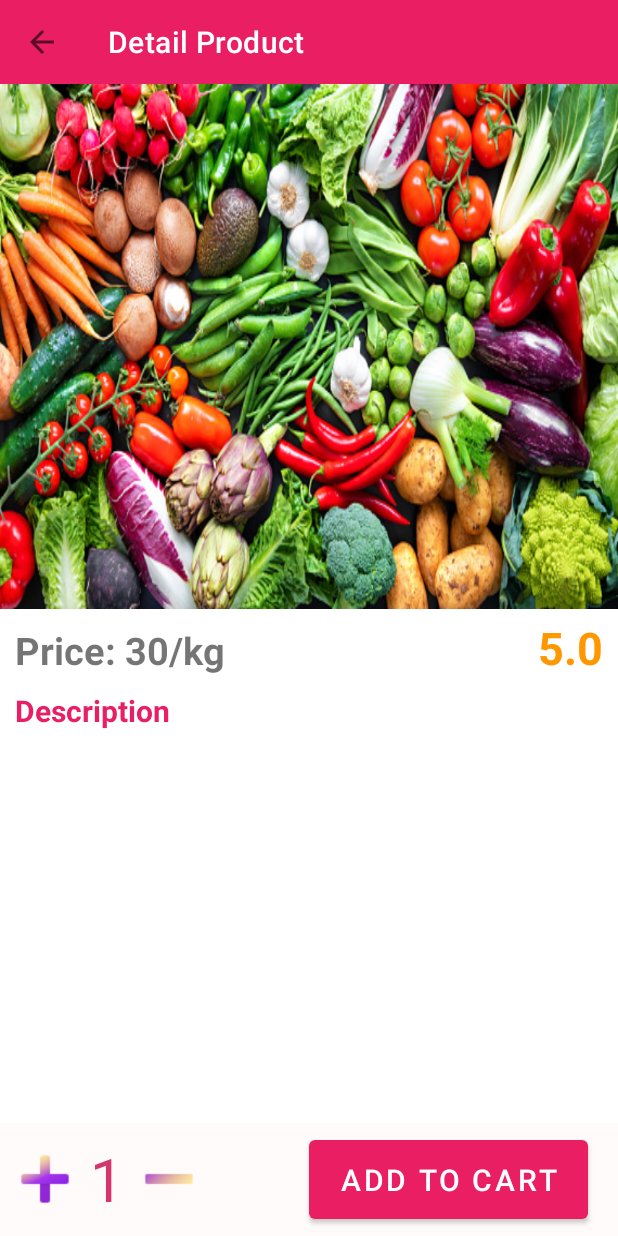
After one commit to SajibMamun/Grocery-Plus, an Android app: the DetailActivity screen opened directly, with no data from a screen before it, on a phone screen of 412 x 824 dp. The commit adds this screen. Run offline under Robolectric (Android 15) with nearby library versions, the phone set to English and light mode, and no system bars; our stand-ins replace Firebase (no records; nobody signed in at launch, a user with empty details on screens opened directly).

Commit message:
cart list and current time and date added to databse

```diff
--- a/app/build.gradle
+++ b/app/build.gradle
@@ -54,4 +54,6 @@ dependencies {
 
     implementation 'com.github.bumptech.glide:glide:4.14.2'
     annotationProcessor 'com.github.bumptech.glide:compiler:4.14.2'
+
+    implementation 'com.android.support:multidex:1.0.3'
 }
--- /dev/null
+++ b/app/src/main/java/com/example/groceryplus/DetailActivity.java
@@ -0,0 +1,141 @@
+package com.example.groceryplus;
+
+import androidx.annotation.NonNull;
+import androidx.appcompat.app.AppCompatActivity;
+import androidx.appcompat.widget.Toolbar;
+
+import android.os.Bundle;
+import android.view.View;
+import android.widget.Button;
+import android.widget.ImageView;
+import android.widget.TextView;
+import android.widget.Toast;
+
+import com.bumptech.glide.Glide;
+import com.example.groceryplus.Models.ViewAllModel;
+import com.google.android.gms.tasks.OnCompleteListener;
+import com.google.android.gms.tasks.Task;
+import com.google.firebase.auth.FirebaseAuth;
+import com.google.firebase.firestore.DocumentReference;
+import com.google.firebase.firestore.FirebaseFirestore;
+
+import java.text.SimpleDateFormat;
+import java.util.Calendar;
+import java.util.HashMap;
+
+public class DetailActivity extends AppCompatActivity {
+    ImageView detailImg, addItem, removeItem;
+    TextView price, rating, description, quantity;
+    Toolbar mtoolbar;
+    int totalQuantity = 1;
+    Button addtocartbtn;
+    int totalprice = 0;
+    FirebaseFirestore firestore;
+    FirebaseAuth auth;
+
+
+    ViewAllModel viewAllModel = null;
+
+    @Override
+    protected void onCreate(Bundle savedInstanceState) {
+        super.onCreate(savedInstanceState);
+        setContentView(R.layout.activity_detail);
+
+        mtoolbar = findViewById(R.id.toolbarid);
+        setSupportActionBar(mtoolbar);
+        getSupportActionBar().setDisplayHomeAsUpEnabled(true);
+
+
+        firestore=FirebaseFirestore.getInstance();
+        auth=FirebaseAuth.getInstance();
+
+
+
+
+        final Object object = getIntent().getSerializableExtra("detail");
+        if (object instanceof ViewAllModel) {
+            viewAllModel = (ViewAllModel) object;
+
+        }
+
+        description = findViewById(R.id.detail_descripid);
+        price = findViewById(R.id.detail_priceid);
+        rating = findViewById(R.id.detailed_ratingid);
+        detailImg = findViewById(R.id.detailed_img);
+        addItem = findViewById(R.id.add_productbtnid);
+        removeItem = findViewById(R.id.remove_productbtnid);
+        quantity = findViewById(R.id.quantitytvid);
+        addtocartbtn = findViewById(R.id.add_to_cartbtn);
+
+
+        if (viewAllModel != null) {
+            Glide.with(getApplicationContext()).load(viewAllModel.getImg_url()).into(detailImg);
+            price.setText("Price: " + viewAllModel.getPrice() + "৳");
+
+            totalprice = viewAllModel.getPrice() * totalQuantity;
+            rating.setText(viewAllModel.getRating());
+            description.setText(viewAllModel.getDescription());
+        }
+
+
+        addtocartbtn.setOnClickListener(new View.OnClickListener() {
+            @Override
+            public void onClick(View v) {
+                addtocart();
+            }
+        });
+
+
+        addItem.setOnClickListener(new View.OnClickListener() {
+            @Override
+            public void onClick(View v) {
+                if (totalQuantity < 10) {
+                    totalQuantity++;
+                    quantity.setText(String.valueOf(totalQuantity));
+                    totalprice = viewAllModel.getPrice() * totalQuantity;
+                }
+
+            }
+        });
+        removeItem.setOnClickListener(new View.OnClickListener() {
+            @Override
+            public void onClick(View v) {
+                if (totalQuantity > 1) {
+                    totalQuantity--;
+                    quantity.setText(String.valueOf(totalQuantity));
+                    totalprice = viewAllModel.getPrice() * totalQuantity;
+                }
+            }
+        });
+
+
+    }
+
+    private void addtocart() {
+        String saveCurrentTime, saveCurrentDate;
+        Calendar calForDate = Calendar.getInstance();
+
+        SimpleDateFormat currentDate = new SimpleDateFormat("MM dd, yyyy");
+        saveCurrentDate = currentDate.format(calForDate.getTime());
+
+        SimpleDateFormat currentTime = new SimpleDateFormat("HH:mm:ss a");
+        saveCurrentTime = currentTime.format(calForDate.getTime());
+
+        final HashMap<String ,Object> carMap=new HashMap<>();
+        carMap.put("productName",viewAllModel.getName());
+        carMap.put("productPrice",price.getText().toString());
+        carMap.put("currentDate",saveCurrentDate);
+        carMap.put("currentTime",saveCurrentTime);
+        carMap.put("totalQuantity",quantity.getText().toString());
+        carMap.put("totalprice",totalprice);
+        firestore.collection("AddToCart").document(auth.getCurrentUser().getUid())
+                .collection("CurrentUser").add(carMap).addOnCompleteListener(new OnCompleteListener<DocumentReference>() {
+                    @Override
+                    public void onComplete(@NonNull Task<DocumentReference> task) {
+                        Toast.makeText(getApplicationContext(),"Added to cart",Toast.LENGTH_SHORT).show();
+                        finish();
+                    }
+                });
+
+    }
+}
--- a/app/src/main/java/com/example/groceryplus/Models/ViewAllModel.java
+++ b/app/src/main/java/com/example/groceryplus/Models/ViewAllModel.java
@@ -1,6 +1,8 @@
 package com.example.groceryplus.Models;
 
-public class ViewAllModel {
+import java.io.Serializable;
+
+public class ViewAllModel implements Serializable {
 
     String name;
     String description;
--- /dev/null
+++ b/app/src/main/res/layout/activity_detail.xml
@@ -0,0 +1,138 @@
+<?xml version="1.0" encoding="utf-8"?>
+<RelativeLayout xmlns:android="http://schemas.android.com/apk/res/android"
+    xmlns:app="http://schemas.android.com/apk/res-auto"
+    xmlns:tools="http://schemas.android.com/tools"
+    android:layout_width="match_parent"
+    android:layout_height="match_parent"
+    tools:context=".DetailActivity">
+    <androidx.appcompat.widget.Toolbar
+        android:id="@+id/toolbarid"
+        android:layout_width="match_parent"
+        android:layout_height="wrap_content"
+        android:background="#E91E63"
+        app:subtitleTextColor="#FFF"
+        app:title="Detail Product"
+        app:titleTextColor="#FFF"
+
+        />
+
+    <ImageView
+        android:id="@+id/detailed_img"
+        android:layout_width="match_parent"
+        android:layout_height="350dp"
+        android:layout_below="@id/toolbarid"
+        android:scaleType="fitXY"
+        android:src="@drawable/vegetable" />
+
+    <LinearLayout
+        android:id="@+id/layout1"
+        android:layout_width="match_parent"
+        android:layout_height="wrap_content"
+        android:layout_below="@id/detailed_img"
+        android:layout_marginTop="5dp"
+        android:weightSum="2">
+
+        <TextView
+            android:id="@+id/detail_priceid"
+            android:layout_width="wrap_content"
+            android:layout_height="wrap_content"
+            android:layout_marginLeft="10dp"
+            android:text="Price: 30/kg"
+            android:textSize="25sp"
+            android:textStyle="bold" />
+
+        <TextView
+            android:id="@+id/detailed_ratingid"
+            android:layout_width="match_parent"
+            android:layout_height="wrap_content"
+            android:layout_marginRight="10dp"
+            android:text="5.0"
+            android:textAlignment="textEnd"
+            android:textColor="#FF9800"
+            android:textSize="30sp"
+            android:textStyle="bold" />
+    </LinearLayout>
+
+    <TextView
+        android:id="@+id/descrip"
+        android:layout_width="match_parent"
+        android:layout_height="wrap_content"
+        android:layout_below="@id/layout1"
+        android:layout_marginLeft="10dp"
+        android:layout_marginTop="8dp"
+        android:text="Description"
+        android:textColor="#E91E63"
+        android:textSize="20sp"
+        android:textStyle="bold" />
+
+    <TextView
+        android:id="@+id/detail_descripid"
+        android:layout_width="match_parent"
+        android:layout_height="wrap_content"
+        android:layout_below="@id/descrip"
+        android:textSize="15sp"
+        android:layout_marginLeft="15dp"
+        android:layout_marginRight="15dp"/>
+
+
+    <LinearLayout
+        android:layout_width="match_parent"
+        android:layout_height="75dp"
+        android:layout_alignParentBottom="true"
+        android:weightSum="2"
+        android:background="#FFFBFB"
+        >
+        <LinearLayout
+            android:layout_width="0dp"
+            android:layout_height="match_parent"
+            android:layout_weight="1"
+            android:orientation="horizontal">
+            <ImageView
+                android:layout_width="40dp"
+                android:layout_height="40dp"
+                android:src="@drawable/add"
+                android:layout_gravity="center"
+                android:layout_marginLeft="10dp"
+                android:id="@+id/add_productbtnid"/>
+            <TextView
+                android:layout_width="wrap_content"
+                android:layout_height="wrap_content"
+                android:text="1"
+                android:textSize="40sp"
+                android:gravity="center"
+                android:textAlignment="center"
+                android:textColor="#D5366C"
+                android:id="@+id/quantitytvid"
+                android:layout_margin="10dp"
+                />
+            <ImageView
+                android:layout_width="40dp"
+                android:layout_height="40dp"
+                android:src="@drawable/remove"
+                android:layout_gravity="center"
+                android:id="@+id/remove_productbtnid"/>
+
+
+
+        </LinearLayout>
+
+        <Button
+            android:id="@+id/add_to_cartbtn"
+            android:layout_width="0dp"
+            android:layout_weight="1"
+            android:layout_height="match_parent"
+            android:text="add to cart"
+            android:layout_marginLeft="20dp"
+            android:layout_marginRight="20dp"
+            android:textSize="20sp"
+            android:layout_marginTop="5dp"
+            android:layout_marginBottom="5dp"
+            android:onClick="addcartbtnclicked"
+            />
+
+
+
+    </LinearLayout>
+
+
+</RelativeLayout>
--- a/app/src/main/res/layout/activity_home.xml
+++ b/app/src/main/res/layout/activity_home.xml
@@ -9,7 +9,7 @@
     <com.denzcoskun.imageslider.ImageSlider
         android:id="@+id/image_slider"
         android:layout_width="match_parent"
-        android:layout_height="220dp"
+        android:layout_height="300dp"
         app:iss_auto_cycle="true"
         app:iss_period="1000"
         app:iss_placeholder="@drawable/ic_launcher_foreground"
```
Also changed, not shown: app/src/main/AndroidManifest.xml (+7 -0 lines), app/src/main/java/com/example/groceryplus/Adapters/ViewAllAdapter.java (+16 -2 lines), app/src/main/java/com/example/groceryplus/AllActivities/HomeActivity.java (+6 -6 lines), app/src/main/res/drawable/add.png (added), app/src/main/res/drawable/minus.png (added), app/src/main/res/drawable/remove.png (added).
